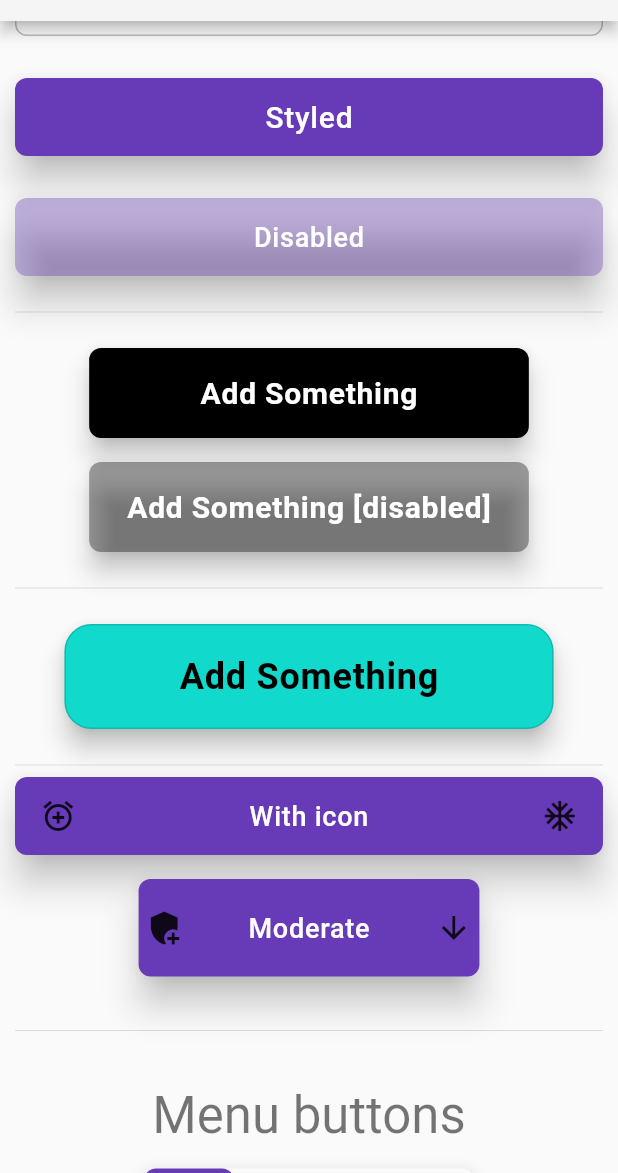
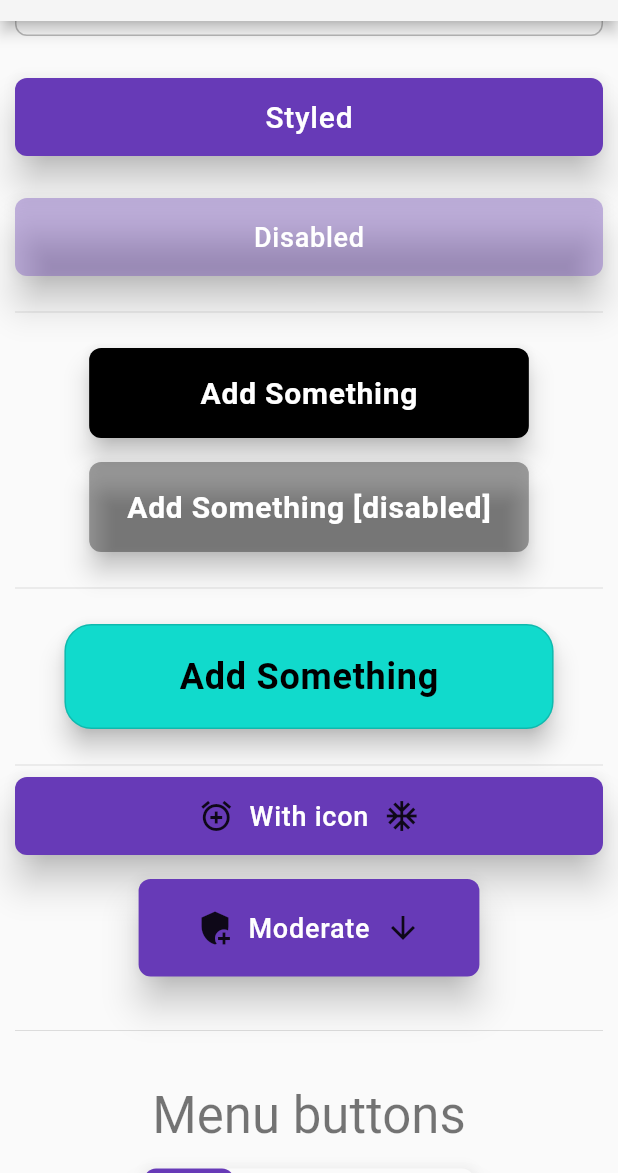
Before and after one commit to f0cuSsss/flutter_focUI_package, a Flutter app: the screen it shows after launch, scrolled down 576 dp, on a phone screen of 412 x 824 dp, the part 63-1236 px from its top. Run offline on Flutter 3.47's test engine with Material 2 defaults, Android fonts, the phone set to English and light mode, and no system bars.

Commit message:
fixed display leading & trailing icons

```diff
--- a/lib/ui/f_box_button.dart
+++ b/lib/ui/f_box_button.dart
@@ -122,11 +122,11 @@ class fBoxButton extends StatelessWidget {
           //         context: context,
           //       ),
           child: Row(
+            mainAxisAlignment: MainAxisAlignment.center,
             children: [
-              if (leadingIcon != null) Expanded(flex: 2, child: leadingIcon!),
-              Expanded(
-                flex: 10,
-                child: textStyle == null
+              if (leadingIcon != null) leadingIcon!,
+              vSpaceSmall,
+              textStyle == null
                   ? Center(child: fText.button(title, context: context))
                   : Center(
                       child: fText.buttonStyled(
@@ -135,8 +135,8 @@ class fBoxButton extends StatelessWidget {
                         context: context,
                       ),
                     ),
-              ),
-              if (trailingIcon != null) Expanded(flex: 2, child: trailingIcon!),
+              vSpaceSmall,
+              if (trailingIcon != null) trailingIcon!,
             ],
           ),
         ),
```
Lines whose indentation alone changed are shown as unchanged.
